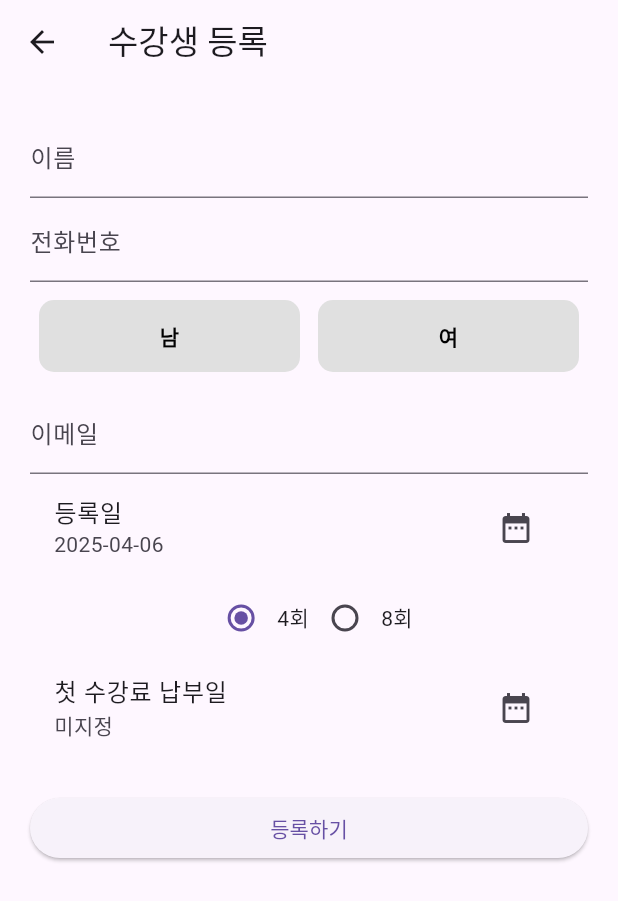
After one commit to kangbba/lecture_management, a Flutter app: the screen it shows after launch, after a tap on "수강생 등록", on a phone screen of 412 x 824 dp. The commit adds this screen. Shown: the top 901 px of the screen. Run offline on Flutter 3.47's test engine with Material 3 defaults, Android fonts, the phone set to English and light mode, and no system bars; our stand-ins replace sqflite; accounts and stored records are empty.

Commit message:
sqlite 기반

```diff
--- a/project/lecture_management/lib/main.dart
+++ b/project/lecture_management/lib/main.dart
@@ -1,21 +1,57 @@
 import 'package:flutter/material.dart';
-import 'screens/student_register_page.dart';
-import 'database/db_helper.dart';
+import 'screens/student_list_screen.dart';
+import 'screens/student_register_screen.dart';
 
-void main() async {
-  WidgetsFlutterBinding.ensureInitialized();
-  await initDatabase(); // DB 먼저 초기화
-  runApp(const MyApp());
+void main() {
+  runApp(const StudentApp());
 }
 
-class MyApp extends StatelessWidget {
-  const MyApp({super.key});
+class StudentApp extends StatelessWidget {
+  const StudentApp({super.key});
+
   @override
   Widget build(BuildContext context) {
     return MaterialApp(
-      title: '학원 관리 앱',
-      theme: ThemeData(primarySwatch: Colors.indigo),
-      home: const StudentRegisterPage(),
+      title: '수강생 관리',
+      theme: ThemeData(primarySwatch: Colors.blue),
+      home: const HomeScreen(),
+      debugShowCheckedModeBanner: false,
     );
   }
 }
+
+class HomeScreen extends StatelessWidget {
+  const HomeScreen({super.key});
+
+  @override
+  Widget build(BuildContext context) {
+    return Scaffold(
+      appBar: AppBar(title: const Text('메인화면')),
+      body: Center(
+        child: Column(
+          mainAxisSize: MainAxisSize.min,
+          children: [
+            ElevatedButton(
+              onPressed: () {
+                Navigator.push(
+                  context,
+                  MaterialPageRoute(builder: (_) => const StudentListScreen()),
+                );
+              },
+              child: const Text('수강생 목록 보기'),
+            ),
+            ElevatedButton(
+              onPressed: () {
+                Navigator.push(
+                  context,
+                  MaterialPageRoute(builder: (_) => const StudentRegisterScreen()),
+                );
+              },
+              child: const Text('수강생 등록'),
+            ),
+          ],
+        ),
+      ),
+    );
+  }
+}
--- a/project/lecture_management/lib/models/student.dart
+++ b/project/lecture_management/lib/models/student.dart
@@ -1,47 +1,60 @@
 class Student {
+  static const String tableName = 'students';
+
+  static const String columnId = 'id';
+  static const String columnName = 'name';
+  static const String columnPhone = 'phone';
+  static const String columnGender = 'gender';
+  static const String columnEmail = 'email';
+  static const String columnRegisteredAt = 'registeredAt';
+  static const String columnLessonCount = 'monthlyLessonCount';
+  static const String columnTuitionPaidAt = 'tuitionPaidDate';
+
   final int? id;
   final String name;
-  final String gender;
   final String phone;
+  final String? gender;
   final String? email;
-  final String registerDate;
-  final int monthlyCount;
-  final String firstPayment;
+  final DateTime registeredAt;
+  final int monthlyLessonCount;
+  final DateTime? tuitionPaidDate;
 
   Student({
     this.id,
     required this.name,
-    required this.gender,
     required this.phone,
+    this.gender,
     this.email,
-    required this.registerDate,
-    required this.monthlyCount,
-    required this.firstPayment,
+    required this.registeredAt,
+    required this.monthlyLessonCount,
+    this.tuitionPaidDate,
   });
+
+  factory Student.fromMap(Map<String, dynamic> map) {
+    return Student(
+      id: map[columnId],
+      name: map[columnName],
+      phone: map[columnPhone],
+      gender: map[columnGender],
+      email: map[columnEmail],
+      registeredAt: DateTime.parse(map[columnRegisteredAt]),
+      monthlyLessonCount: map[columnLessonCount],
+      tuitionPaidDate: map[columnTuitionPaidAt] != null
+          ? DateTime.tryParse(map[columnTuitionPaidAt])
+          : null,
+    );
+  }
 
   Map<String, dynamic> toMap() {
     return {
-      'id': id,
-      'name': name,
-      'gender': gender,
-      'phone': phone,
-      'email': email,
-      'registerDate': registerDate,
-      'monthlyCount': monthlyCount,
-      'firstPayment': firstPayment,
+      if (id != null) columnId: id,
+      columnName: name,
+      columnPhone: phone,
+      columnGender: gender,
+      columnEmail: email,
+      columnRegisteredAt: registeredAt.toIso8601String(),
+      columnLessonCount: monthlyLessonCount,
+      columnTuitionPaidAt: tuitionPaidDate?.toIso8601String(),
     };
   }
-
-  factory Student.fromMap(Map<String, dynamic> map) {
-    return Student(
-      id: map['id'] as int?,
-      name: map['name'] as String,
-      gender: map['gender'] as String,
-      phone: map['phone'] as String,
-      email: map['email'] as String?,
-      registerDate: map['registerDate'] as String,
-      monthlyCount: map['monthlyCount'] as int,
-      firstPayment: map['firstPayment'] as String,
-    );
-  }
 }
--- /dev/null
+++ b/project/lecture_management/lib/screens/student_register_screen.dart
@@ -0,0 +1,187 @@
+import 'package:flutter/material.dart';
+import 'package:intl/intl.dart';
+import '../db/database_helper.dart';
+import '../models/student.dart';
+
+class StudentRegisterScreen extends StatefulWidget {
+  final Student? student;
+
+  const StudentRegisterScreen({super.key, this.student});
+
+  @override
+  State<StudentRegisterScreen> createState() => _StudentRegisterScreenState();
+}
+
+class _StudentRegisterScreenState extends State<StudentRegisterScreen> {
+  final _formKey = GlobalKey<FormState>();
+
+  late bool _editMode;
+
+  String _name = '';
+  String _phone = '';
+  String? _gender;
+  String? _email;
+  int _monthlyLessonCount = 4;
+  DateTime _registeredDate = DateTime.now();
+  DateTime? _tuitionPaidDate;
+
+  @override
+  void initState() {
+    super.initState();
+    _editMode = widget.student != null;
+    if (_editMode) {
+      final s = widget.student!;
+      _name = s.name;
+      _phone = s.phone;
+      _gender = s.gender;
+      _email = s.email;
+      _monthlyLessonCount = s.monthlyLessonCount;
+      _registeredDate = s.registeredAt;
+      _tuitionPaidDate = s.tuitionPaidDate;
+    }
+  }
+
+  void _submit() async {
+    if (!_formKey.currentState!.validate()) return;
+    _formKey.currentState!.save();
+
+    final student = Student(
+      id: widget.student?.id,
+      name: _name,
+      phone: _phone,
+      gender: _gender,
+      email: _email,
+      registeredAt: _registeredDate,
+      monthlyLessonCount: _monthlyLessonCount,
+      tuitionPaidDate: _tuitionPaidDate,
+    );
+
+    if (_editMode) {
+      await DatabaseHelper.instance.updateStudent(student);
+      ScaffoldMessenger.of(context).showSnackBar(const SnackBar(content: Text('수정 완료')));
+    } else {
+      await DatabaseHelper.instance.insertStudent(student.toMap());
+      ScaffoldMessenger.of(context).showSnackBar(const SnackBar(content: Text('등록 완료')));
+    }
+
+    if (!_editMode) {
+      _formKey.currentState?.reset();
+      setState(() {
+        _gender = null;
+        _monthlyLessonCount = 4;
+        _registeredDate = DateTime.now();
+        _tuitionPaidDate = null;
+      });
+    } else {
+      Navigator.pop(context);
+    }
+  }
+
+  Future<void> _pickDate(Function(DateTime) onPicked) async {
+    DateTime? picked = await showDatePicker(
+      context: context,
+      initialDate: DateTime.now(),
+      firstDate: DateTime(2020),
+      lastDate: DateTime(2030),
+    );
+    if (picked != null) onPicked(picked);
+  }
+
+  @override
+  Widget build(BuildContext context) {
+    return Scaffold(
+      appBar: AppBar(title: Text(_editMode ? '수강생 수정' : '수강생 등록')),
+      body: Padding(
+        padding: const EdgeInsets.all(20),
+        child: Form(
+          key: _formKey,
+          child: ListView(
+            children: [
+              TextFormField(
+                initialValue: _name,
+                decoration: const InputDecoration(labelText: '이름'),
+                onSaved: (val) => _name = val ?? '',
+                validator: (val) => val == null || val.isEmpty ? '이름을 입력하세요' : null,
+              ),
+              TextFormField(
+                initialValue: _phone,
+                decoration: const InputDecoration(labelText: '전화번호'),
+                keyboardType: TextInputType.phone,
+                onSaved: (val) => _phone = val ?? '',
+                validator: (val) => val == null || val.length < 10 ? '유효한 번호를 입력하세요' : null,
+              ),
+              Row(
+                children: ['남', '여'].map((g) {
+                  return Expanded(
+                    child: GestureDetector(
+                      onTap: () => setState(() => _gender = g),
+                      child: Container(
+                        margin: const EdgeInsets.symmetric(horizontal: 6, vertical: 12),
+                        padding: const EdgeInsets.symmetric(vertical: 14),
+                        decoration: BoxDecoration(
+                          color: _gender == g ? Colors.blue : Colors.grey[300],
+                          borderRadius: BorderRadius.circular(10),
+                        ),
+                        alignment: Alignment.center,
+                        child: Text(
+                          g,
+                          style: TextStyle(
+                            color: _gender == g ? Colors.white : Colors.black,
+                            fontWeight: FontWeight.bold,
+                          ),
+                        ),
+                      ),
+                    ),
+                  );
+                }).toList(),
+              ),
+              TextFormField(
+                initialValue: _email,
+                decoration: const InputDecoration(labelText: '이메일'),
+                onSaved: (val) => _email = val,
+              ),
+              ListTile(
+                title: const Text('등록일'),
+                subtitle: Text(DateFormat('yyyy-MM-dd').format(_registeredDate)),
+                trailing: IconButton(
+                  icon: const Icon(Icons.date_range),
+                  onPressed: () => _pickDate((date) => setState(() => _registeredDate = date)),
+                ),
+              ),
+              Row(
+                mainAxisAlignment: MainAxisAlignment.center,
+                children: [4, 8].map((e) {
+                  return Row(
+                    children: [
+                      Radio(
+                        value: e,
+                        groupValue: _monthlyLessonCount,
+                        onChanged: (val) => setState(() => _monthlyLessonCount = val as int),
+                      ),
+                      Text('${e}회'),
+                    ],
+                  );
+                }).toList(),
+              ),
+              ListTile(
+                title: const Text('첫 수강료 납부일'),
+                subtitle: Text(_tuitionPaidDate != null
+                    ? DateFormat('yyyy-MM-dd').format(_tuitionPaidDate!)
+                    : '미지정'),
+                trailing: IconButton(
+                  icon: const Icon(Icons.date_range),
+                  onPressed: () => _pickDate((date) => setState(() => _tuitionPaidDate = date)),
+                ),
+              ),
+              const SizedBox(height: 20),
+              ElevatedButton(
+                onPressed: _submit,
+                child: Text(_editMode ? '저장' : '등록하기'),
+              ),
+            ],
+          ),
+        ),
+      ),
+    );
+  }
+}
```
Also changed, not shown: project/lecture_management/lib/database/db_helper.dart (deleted, +0 -62 lines), project/lecture_management/lib/db/database_helper.dart (added, +79 -0 lines), project/lecture_management/lib/screens/student_list_screen.dart (added, +74 -0 lines), project/lecture_management/lib/screens/student_register_page.dart (deleted, +0 -25 lines), project/lecture_management/pubspec.yaml (+5 -3 lines).
